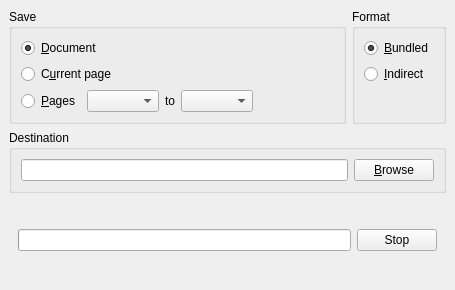
This is src/qdjviewsavedialog.ui in barak/djview4 as Qt 5 draws it before an edit. The edited form follows.
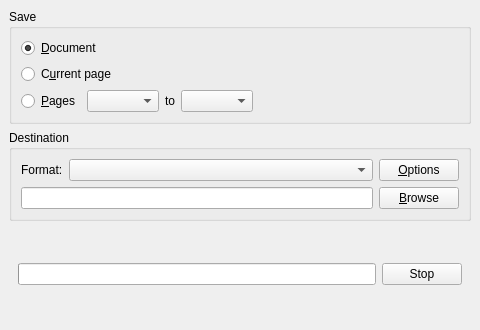
This is the edited form. The open tabs and pages were chosen to show the change.

Commit message: new save dialog does not work yet.

Diff of the .ui file:
```diff
--- a/src/qdjviewsavedialog.ui
+++ b/src/qdjviewsavedialog.ui
@@ -8,8 +8,8 @@
    <rect>
     <x>0</x>
     <y>0</y>
-    <width>455</width>
-    <height>290</height>
+    <width>480</width>
+    <height>330</height>
    </rect>
   </property>
   <property name="windowTitle" >
@@ -23,14 +23,6 @@
     <number>6</number>
    </property>
    <item>
-    <layout class="QHBoxLayout" >
-     <property name="margin" >
-      <number>0</number>
-     </property>
-     <property name="spacing" >
-      <number>6</number>
-     </property>
-     <item>
       <widget class="QGroupBox" name="saveGroupBox" >
        <property name="title" >
         <string>Save</string>
@@ -97,8 +89,8 @@
             </property>
             <property name="sizeHint" >
              <size>
-              <width>0</width>
-              <height>0</height>
+            <width>20</width>
+            <height>20</height>
              </size>
             </property>
            </spacer>
@@ -107,62 +99,68 @@
         </item>
        </layout>
       </widget>
-     </item>
-     <item>
-      <widget class="QGroupBox" name="formatGroupBox" >
-       <property name="title" >
-        <string>Format</string>
-       </property>
-       <layout class="QVBoxLayout" >
-        <property name="margin" >
-         <number>9</number>
-        </property>
-        <property name="spacing" >
-         <number>6</number>
-        </property>
-        <item>
-         <widget class="QRadioButton" name="bundledButton" >
-          <property name="text" >
-           <string>&amp;Bundled</string>
-          </property>
-          <property name="checked" >
-           <bool>true</bool>
-          </property>
-         </widget>
-        </item>
-        <item>
-         <widget class="QRadioButton" name="indirectButton" >
-          <property name="text" >
-           <string>&amp;Indirect</string>
-          </property>
-         </widget>
-        </item>
-        <item>
-         <spacer>
-          <property name="orientation" >
-           <enum>Qt::Vertical</enum>
-          </property>
-          <property name="sizeHint" >
-           <size>
-            <width>10</width>
-            <height>10</height>
-           </size>
-          </property>
-         </spacer>
-        </item>
-       </layout>
-      </widget>
-     </item>
-    </layout>
    </item>
    <item>
     <widget class="QGroupBox" name="destinationGroupBox" >
      <property name="title" >
       <string>Destination</string>
      </property>
-     <layout class="QHBoxLayout" >
+     <layout class="QVBoxLayout" >
       <property name="margin" >
        <number>9</number>
+      </property>
+      <property name="spacing" >
+       <number>6</number>
+      </property>
+      <item>
+       <layout class="QHBoxLayout" >
+        <property name="margin" >
+         <number>0</number>
+        </property>
+        <property name="spacing" >
+         <number>6</number>
+        </property>
+        <item>
+         <widget class="QLabel" name="formatLabel" >
+          <property name="text" >
+           <string>Format:</string>
+          </property>
+         </widget>
+        </item>
+        <item>
+         <widget class="QComboBox" name="formatCombo" >
+          <property name="sizePolicy" >
+           <sizepolicy>
+            <hsizetype>3</hsizetype>
+            <vsizetype>0</vsizetype>
+            <horstretch>1</horstretch>
+            <verstretch>0</verstretch>
+           </sizepolicy>
+          </property>
+          <property name="minimumSize" >
+           <size>
+            <width>280</width>
+            <height>0</height>
+           </size>
+          </property>
+         </widget>
+        </item>
+        <item>
+         <widget class="QPushButton" name="propButton" >
+          <property name="text" >
+           <string>&amp;Options</string>
+          </property>
+          <property name="autoDefault" >
+           <bool>false</bool>
+          </property>
+         </widget>
+        </item>
+       </layout>
+      </item>
+      <item>
+       <layout class="QHBoxLayout" >
+        <property name="margin" >
+         <number>0</number>
       </property>
       <property name="spacing" >
        <number>6</number>
@@ -181,6 +179,8 @@
        </widget>
       </item>
      </layout>
+      </item>
+     </layout>
     </widget>
    </item>
    <item>
@@ -253,6 +253,9 @@
          <property name="text" >
           <string>Stop</string>
          </property>
+         <property name="autoDefault" >
+          <bool>false</bool>
+         </property>
         </widget>
        </item>
       </layout>
```
Left out of the diff: 4 changed lines with no effect on the pictures. Lines whose indentation alone changed are shown as unchanged. The commit also changes 3 other files.
